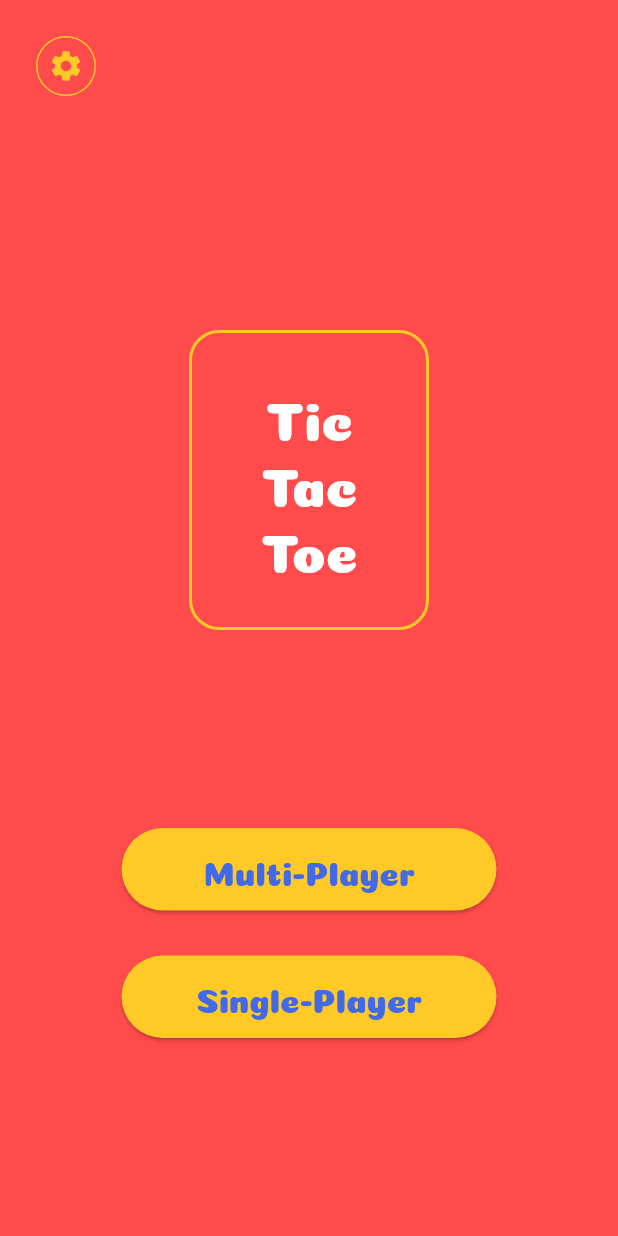
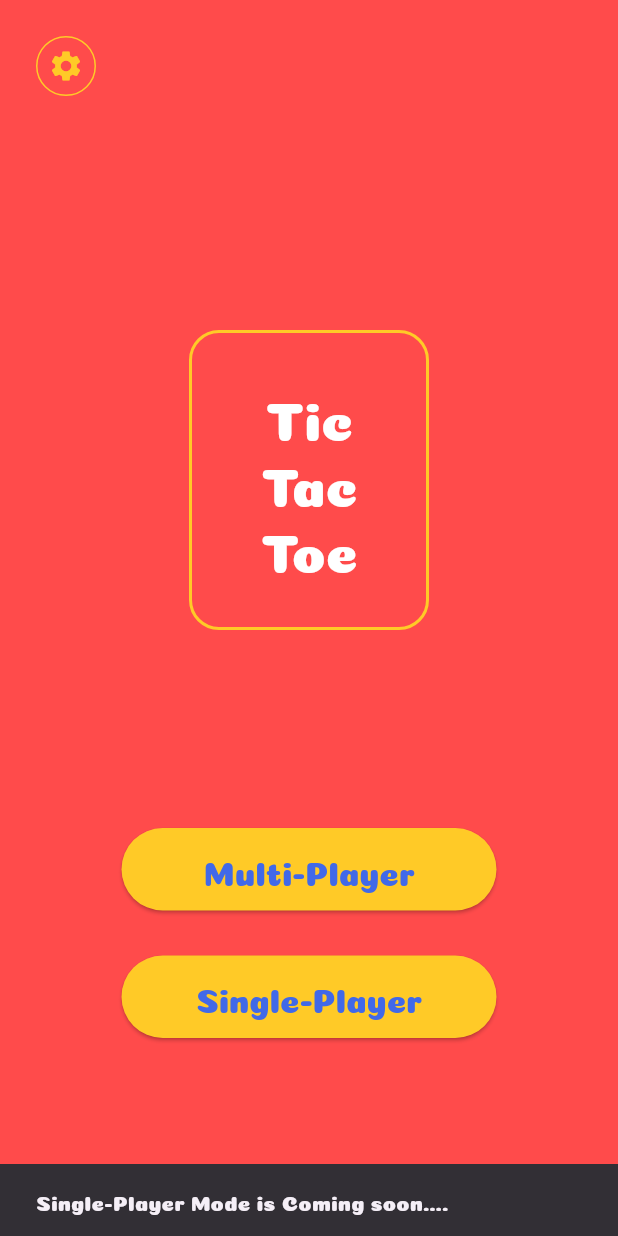
Before and after one commit to Mirzaazmath/flutter_tic_tac_toe_game, a Flutter app: the screen it shows after launch, after a tap on "Single-Player", on a phone screen of 412 x 824 dp. Run offline on Flutter 3.47's test engine with Material 3 defaults, Android fonts, the phone set to English and light mode, and no system bars; our stand-ins replace audioplayers, confetti.

Commit message:
added snackbar for single plyer

```diff
--- a/lib/screens/home_screen.dart
+++ b/lib/screens/home_screen.dart
@@ -71,7 +71,22 @@ class HomeScreen extends StatelessWidget {
               delay: 500,
               child: Center(
                 child: ElevatedButton(
-                    onPressed: (){},
+                    onPressed: (){
+                      final snackBar = SnackBar(
+                        content: const Text('Single-Player Mode is Coming soon....'),
+                        action: SnackBarAction(
+                          label: '',
+                          onPressed: () {
+
+                          },
+                        ),
+                      );
+
+                      // Find the ScaffoldMessenger in the widget tree
+                      // and use it to show a SnackBar.
+                      ScaffoldMessenger.of(context).showSnackBar(snackBar);
+
+                    },
                     style: ElevatedButton.styleFrom(backgroundColor: Theme.of(context).primaryColorLight,minimumSize: const Size(250, 55)),
                     child:  Text("Single-Player",style: Theme.of(context).textTheme.titleLarge?.copyWith(color: Theme.of(context).primaryColorDark),)),
               ),
```
